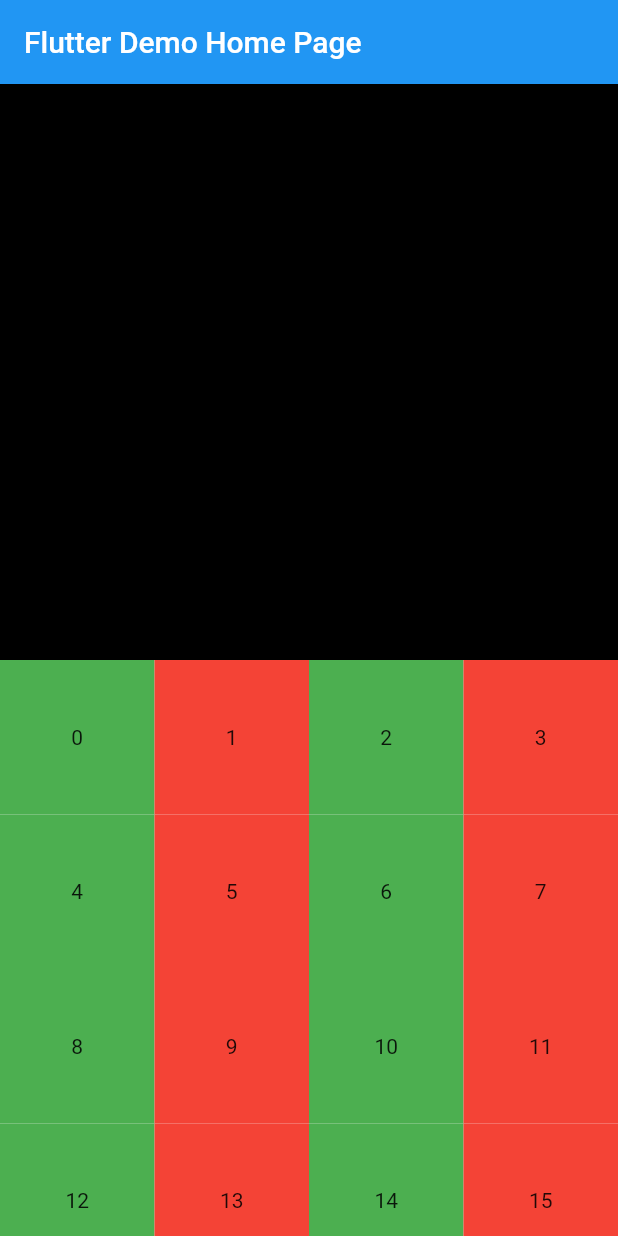
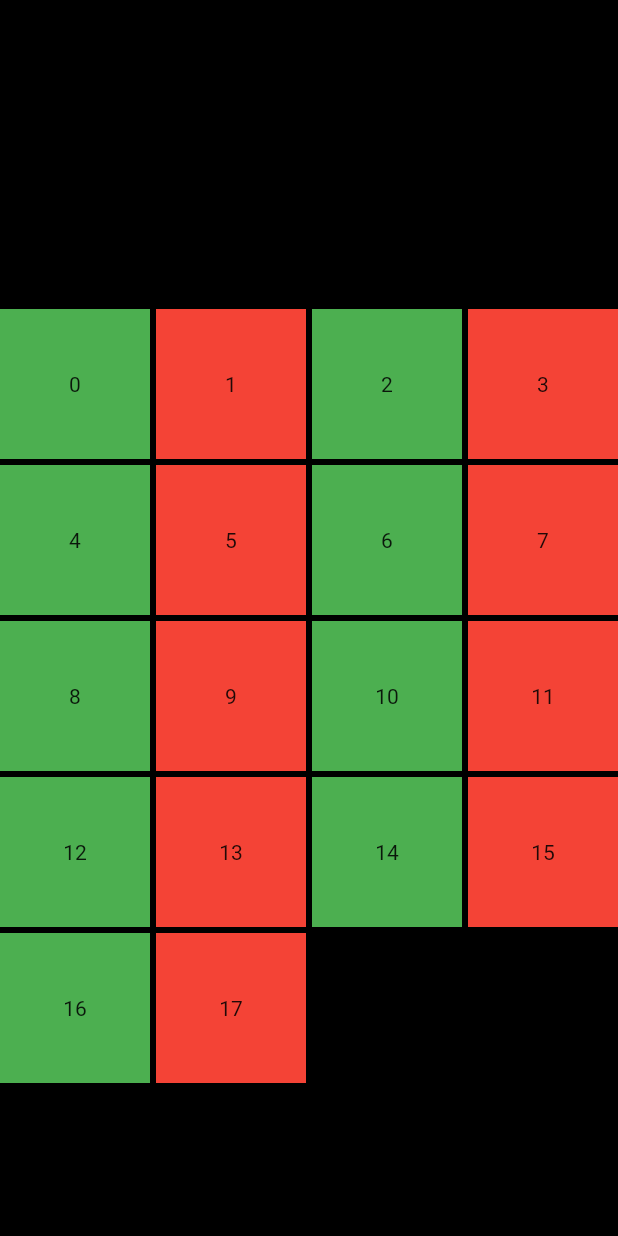
Before and after one commit to dan7sc/flutter-calculator, a Flutter app: the screen it shows after launch, on a phone screen of 412 x 824 dp. Run offline on Flutter 3.47's test engine with Material 2 defaults, Android fonts, the phone set to English and light mode, and no system bars.

Commit message:
Add flex

```diff
--- a/lib/main.dart
+++ b/lib/main.dart
@@ -27,45 +27,10 @@ class MyHomePage extends StatefulWidget {
 }
 
 class _MyHomePageState extends State<MyHomePage> {
-  final widgets = <Widget>[];
-
-  void buildWidgets() {
-    for (var i = 0; i < 50 / 3; i++) {
-      final itemsRow = <Widget>[];
-      for (var j = 0; j < 3; j++) {
-        itemsRow.add(
-          Expanded(
-            child: Container(
-              width: MediaQuery.of(context).size.width / 3,
-              height: MediaQuery.of(context).size.width / 3,
-              color: (i + j + 1) % 2 == 0 ? Colors.green : Colors.red,
-              child: Center(child: Text((3 * i + j).toString())),
-            ),
-          ),
-        );
-      }
-      widgets.add(Row(
-        children: itemsRow,
-      ));
-    }
-    // Future.delayed(Duration(milliseconds: 2000)).then((_) => setState(() {}));
-    setState(() {});
-  }
-
-  @override
-  void initState() {
-    WidgetsBinding.instance!.addPostFrameCallback((_) {
-      buildWidgets();
-    });
-    super.initState();
-  }
-
   @override
   Widget build(BuildContext context) {
     return Scaffold(
-      appBar: AppBar(
-        title: Text(widget.title),
-      ),
+      backgroundColor: Colors.black,
       body: Column(
         children: [
           Expanded(
@@ -74,9 +39,12 @@ class _MyHomePageState extends State<MyHomePage> {
             ),
           ),
           Expanded(
+            flex: 3,
             child: GridView(
-              gridDelegate:
-              SliverGridDelegateWithFixedCrossAxisCount(crossAxisCount: 4),
+              gridDelegate: SliverGridDelegateWithFixedCrossAxisCount(
+                crossAxisCount: 4,
+                crossAxisSpacing: 4,
+                mainAxisSpacing: 4),
               children: List.generate(
                 18,
                 (index) => index % 2 == 0
```
